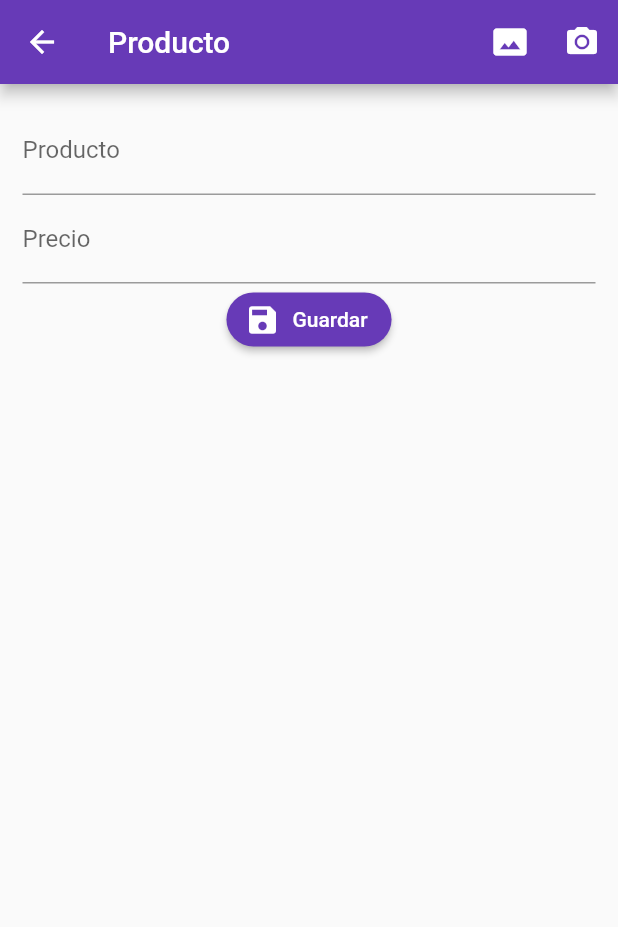
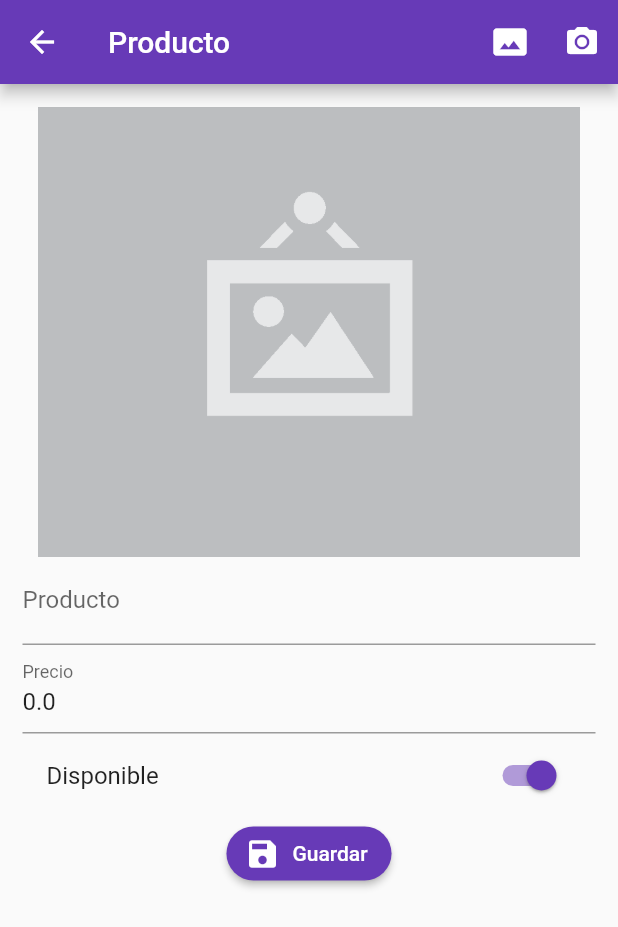
Before and after one commit to zabdielcead/pracFlutterOcho, a Flutter app: the screen it shows after launch, after a tap on the "add" icon, on a phone screen of 412 x 824 dp. Shown: the top 927 px of the screen. Run offline on Flutter 3.47's test engine with Material 2 defaults, Android fonts, the phone set to English and light mode, and no system bars; our stand-ins replace image_picker, rxdart; missing offline and left inert: mime_type; network calls fail.

Commit message:
funcionalidad de subir imagenes

```diff
--- /dev/null
+++ b/formvalidation/lib/src/models/producto_model.dart
@@ -0,0 +1,42 @@
+// To parse this JSON data, do
+//
+//     final productoModel = productoModelFromJson(jsonString);
+
+import 'dart:convert';
+
+ProductoModel productoModelFromJson(String str) => ProductoModel.fromJson(json.decode(str));
+
+String productoModelToJson(ProductoModel data) => json.encode(data.toJson());
+
+class ProductoModel {
+    String id;
+    String titulo;
+    double valor;
+    bool disponible ;
+    String fotoUrl;
+
+    ProductoModel({
+        this.id,
+        this.titulo = '',
+        this.valor = 0.0,
+        this.disponible = true,
+        this.fotoUrl,
+    });
+
+
+    factory ProductoModel.fromJson(Map<String, dynamic> json) => ProductoModel(
+        id: json["id"],
+        titulo: json["titulo"],
+        valor: json["valor"],
+        disponible: json["disponible"],
+        fotoUrl: json["fotoUrl"],
+    );
+
+    Map<String, dynamic> toJson() => {
+       // "id": id,
+        "titulo": titulo,
+        "valor": valor,
+        "disponible": disponible,
+        "fotoUrl": fotoUrl,
+    };
+}
--- a/formvalidation/lib/src/pages/home_page.dart
+++ b/formvalidation/lib/src/pages/home_page.dart
@@ -1,8 +1,12 @@
 import 'package:flutter/material.dart';
 import 'package:formvalidation/src/bloc/provider.dart';
+import 'package:formvalidation/src/models/producto_model.dart';
+import 'package:formvalidation/src/providers/productos_provider.dart';
 class HomePage extends StatelessWidget {
 
-
+ // para obtener imagenes del celular se utilizara el image_picker
+ // https://pub.dev/packages/image_picker#-installing-tab-
+    final productosProvider = new ProductosProvider();
 
   @override
   Widget build(BuildContext context) {
@@ -11,7 +15,7 @@ class HomePage extends StatelessWidget {
       appBar: AppBar(
         title: Text('Home')
       ),
-      body: Container(),
+      body: _crearListado(),
       floatingActionButton: _crearBoton(context),
     );
   }
@@ -23,4 +27,40 @@ class HomePage extends StatelessWidget {
       onPressed: () => Navigator.pushNamed(context, 'producto'),
     );
   }
+
+  Widget _crearListado() {
+    return FutureBuilder(
+              future: productosProvider.cargarProductos(),
+              builder: (BuildContext context, AsyncSnapshot<List<ProductoModel>> snapshot){
+                if(snapshot.hasData){
+                    return ListView.builder(
+                      itemCount: snapshot.data.length,
+                      itemBuilder: (context, i) => _crearItem(context, snapshot.data[i]),
+                    );
+                }else {
+                  return Center(child: CircularProgressIndicator());
+                }
+
+
+              }
+
+           );
+  }
+
+  Widget _crearItem(BuildContext context, ProductoModel producto){
+    return Dismissible(
+          key: UniqueKey(),
+          background: Container(
+            color: Colors.red,
+          ),
+          onDismissed: (direccion) {
+            productosProvider.borrarProducto(producto.id);
+          },
+          child: ListTile(
+              title: Text('${producto.titulo} - ${producto.valor}'),
+              subtitle: Text(producto.id),
+              onTap: () => Navigator.pushNamed(context, 'producto', arguments: producto),
+          ),
+    );
+  }
 }
--- a/formvalidation/lib/src/pages/producto_page.dart
+++ b/formvalidation/lib/src/pages/producto_page.dart
@@ -1,5 +1,13 @@
+import 'dart:io';
+
 import 'package:flutter/material.dart';
+import 'package:formvalidation/src/models/producto_model.dart';
+import 'package:formvalidation/src/providers/productos_provider.dart';
 import 'package:formvalidation/src/utils/utils.dart' as utils;
+import 'package:image_picker/image_picker.dart';
+
+
+
 class ProductoPage extends StatefulWidget {
   @override
   _ProductoPageState createState() => _ProductoPageState();
@@ -7,24 +15,51 @@ class ProductoPage extends StatefulWidget {
 }
 
 
+/*
+  para subir imagenes
+
+  https://cloudinary.com/documentation/image_upload_api_reference
+  https://cloudinary.com/documentation/upload_images#uploading_with_a_direct_call_to_the_rest_api
+
+ */
+
+class _ProductoPageState extends State<ProductoPage>{
+
+  final formkey = GlobalKey<FormState>();
+  final scaffoldkey = GlobalKey<ScaffoldState>();
+  final productoProvider = new ProductosProvider();
 
 
-class _ProductoPageState extends State<ProductoPage>{
-  final formkey = GlobalKey<FormState>();
+  final picker =  ImagePicker();
+  File foto ;
+
+
+
+  ProductoModel producto = new ProductoModel();
+
+  //para prevenir que aprieten dos veces el boton de guardar
+  bool _guardando = false;
+
 
   @override
   Widget build(BuildContext context) {
+
+    final ProductoModel prodData = ModalRoute.of(context).settings.arguments;
+    if(prodData != null){
+      producto = prodData;
+    }
     return Scaffold(
+      key: scaffoldkey,
       appBar: AppBar(
         title: Text('Producto'),
         actions: <Widget>[
           IconButton(
                 icon: Icon( Icons.photo_size_select_actual ),
-                onPressed: (){}
+                onPressed: _seleccionarFoto
           ),
            IconButton(
                 icon: Icon( Icons.camera_alt ),
-                onPressed: (){}
+                onPressed: _tomarFoto
           )
         ],
       ),
@@ -35,8 +70,10 @@ class _ProductoPageState extends State<ProductoPage>{
             key: formkey,
             child: Column(
               children: <Widget>[
+                _mostrarFoto(),
                 _crearNombre(),
                 _crearPrecio(),
+                _crearDisponible(),
                 _crearBoton()
               ],
             ),
@@ -48,10 +85,12 @@ class _ProductoPageState extends State<ProductoPage>{
 
   Widget _crearNombre() {
     return TextFormField(
+      initialValue: producto.titulo,
       textCapitalization: TextCapitalization.sentences,
       decoration: InputDecoration(
         labelText: 'Producto'
       ) ,
+      onSaved: (value) => producto.titulo = value,
       validator: (value) {
           if( value.length < 3 ){
             return 'Ingrese el nombre del producto';
@@ -64,10 +103,12 @@ class _ProductoPageState extends State<ProductoPage>{
 
   Widget _crearPrecio() {
     return TextFormField(
+      initialValue: producto.valor.toString(),
       keyboardType:  TextInputType.numberWithOptions(decimal: true),
       decoration: InputDecoration(
         labelText: 'Precio'
       ) ,
+      onSaved: (value) => producto.valor = double.parse(value),
       validator: (value){
         if( utils.isNumeric(value)  ){
             return null;
@@ -86,16 +127,126 @@ class _ProductoPageState extends State<ProductoPage>{
                       textColor: Colors.white,
                       color: Colors.deepPurple,
                       label: Text('Guardar'),
-                      onPressed: _submit,
+                      onPressed: (_guardando) ? null :  _submit,
                       icon: Icon(Icons.save),
                     );
   }
 
-  void _submit() {
+  Widget _crearDisponible() {
+    return SwitchListTile(
+
+      value: producto.disponible,
+      title: Text('Disponible'),
+      activeColor: Colors.deepPurple,
+      onChanged: (value)=> {
+        setState((){
+          producto.disponible = value;
+        }),
+      }
+    );
+  }
+  void _submit() async {
 
     if(!formkey.currentState.validate()) return;
+    formkey.currentState.save();// va a guardar todos los save del formulario
+
+    print(producto.titulo);
+    print(producto.valor);
+    print(producto.disponible);
     print('Todo OK');
+    setState(() {
+    _guardando = true;
+
+    });
+
+    if(foto != null) {
+       producto.fotoUrl =  await productoProvider.subirImagen(foto);
+    }
+
+    if(producto.id == null){
+      productoProvider.crearProducto(producto);
+    }else{
+      productoProvider.editarProducto(producto);
+    }
+    //setState(() {      _guardando = false;    });
+    mostrarSnackbar('Registro Guardado');
+
+    Navigator.pop(context);
+
+  }
+
+  void mostrarSnackbar(String mensaje){
+    final snackbar = SnackBar(
+      content: Text(mensaje),
+      duration: Duration(milliseconds: 1500),
+
+    );
+    scaffoldkey.currentState.showSnackBar(snackbar);
   }
 
 
+  Widget _mostrarFoto(){
+
+
+
+    if(producto.fotoUrl != null){
+      return Container();
+    } else {
+
+      if(foto != null){
+          return Image.file(
+          foto,
+          height: 300,
+          fit: BoxFit.cover,
+          );
+      }else {
+        return Image(
+          image: AssetImage( 'assets/no_image.png' ), //operador ternario foto? si es diferente de null
+          height: 300.0,
+          fit: BoxFit.cover,
+        );
+      }
+     /*
+      return Center(
+        child: foto == null
+            ? Text('No image selected.')
+            : Image.file(foto),
+      );
+      */
+     /*  return Image(
+        image: AssetImage( urlFoto ), //operador ternario foto? si es diferente de null
+        height: 300.0,
+        fit: BoxFit.cover,
+      ); */
+
+    }
+  }
+
+
+  _seleccionarFoto()async{
+    _procesarImagen(ImageSource.gallery);
+  }
+
+ _tomarFoto()async{
+   _procesarImagen(ImageSource.camera);
+ }
+
+_procesarImagen(ImageSource origen)async{
+   foto = null;
+   final imagen = await picker.getImage(source: origen);
+
+    if (imagen != null){
+      foto=File(imagen.path);
+
+      //limpieza
+    }
+
+
+    setState(() {
+
+    });
+ }
+
+
+
 }
```
Also changed, not shown: formvalidation/lib/src/providers/productos_provider.dart (added, +98 -0 lines), formvalidation/pubspec.yaml (+5 -2 lines), formvalidation/assets/jar_loading.gif (added), formvalidation/assets/no_image.png (added), formvalidation/pubspec.lock, 4 other files.
